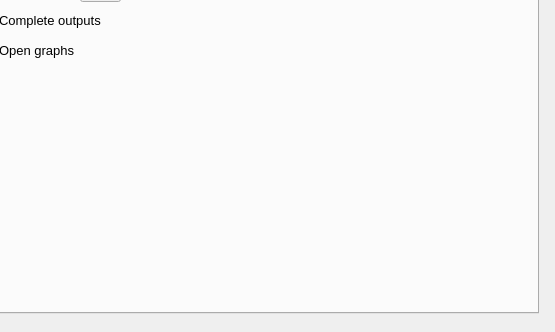
First picture: the form in gui/compute.ui, repository milosvalko/Agdas, before the edit; both pictures show x 442 to 997 and y 457 to 789 of the 997 by 789 pixel window.
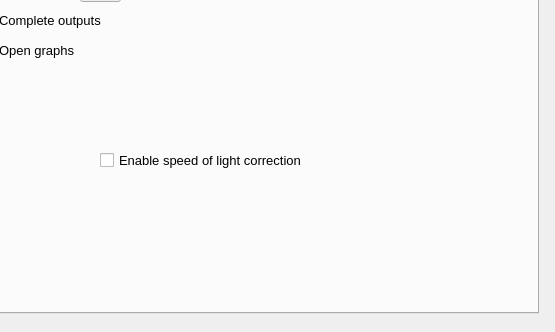
Second picture: the form after the edit.

What changed in the file:
```diff
--- a/gui/compute.ui
+++ b/gui/compute.ui
@@ -946,6 +946,19 @@
       <enum>Qt::ScrollBarAlwaysOff</enum>
      </property>
     </widget>
+    <widget class="QCheckBox" name="ksol">
+     <property name="geometry">
+      <rect>
+       <x>520</x>
+       <y>570</y>
+       <width>281</width>
+       <height>20</height>
+      </rect>
+     </property>
+     <property name="text">
+      <string>Enable speed of light correction</string>
+     </property>
+    </widget>
    </widget>
    <widget class="QWidget" name="tab_2">
     <attribute name="title">
```
